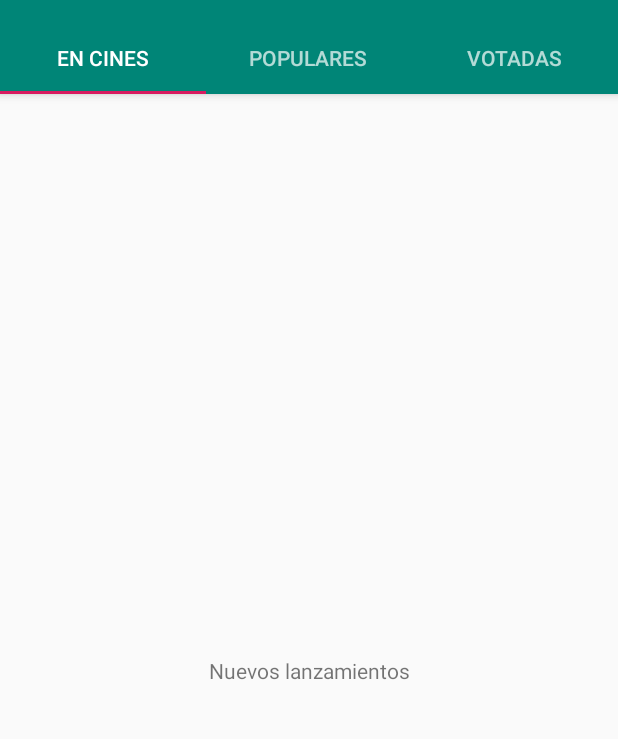
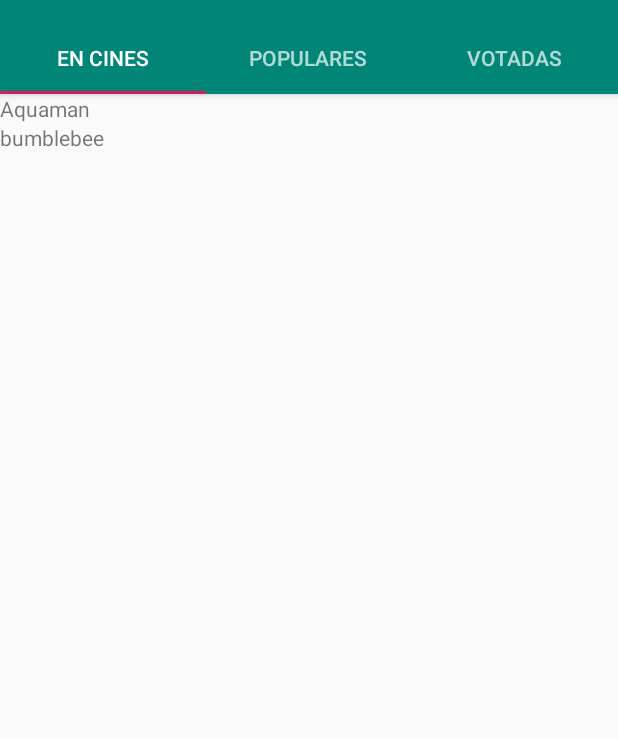
Before and after one commit to Alditho/MuMovie, an Android app: the screen it shows after launch (MainActivity), on a phone screen of 412 x 824 dp, the part 74-813 px from its top. Run offline under Robolectric (Android 15) with nearby library versions, the phone set to English and light mode, and no system bars.

Commit message:
Funciona recyclerview, se agrego modelo pelicula 24/12/2018

```diff
--- a/app/build.gradle
+++ b/app/build.gradle
@@ -28,6 +28,7 @@ dependencies {
     implementation 'com.android.support:appcompat-v7:28.0.0'
     implementation 'com.android.support:design:28.0.0'
     implementation 'com.android.support.constraint:constraint-layout:1.1.3'
+    implementation 'com.android.support:recyclerview-v7:28.0.0'
     testImplementation 'junit:junit:4.12'
     androidTestImplementation 'com.android.support.test:runner:1.0.2'
     androidTestImplementation 'com.android.support.test.espresso:espresso-core:3.0.2'
--- /dev/null
+++ b/app/src/main/java/com/acsoft/mumovie/Adapters/ReleaseAdapter.kt
@@ -0,0 +1,44 @@
+package com.acsoft.mumovie.Adapters
+
+import android.content.Context
+import android.support.v7.widget.RecyclerView
+import android.view.LayoutInflater
+import android.view.View
+import android.view.ViewGroup
+import android.widget.TextView
+import com.acsoft.mumovie.POJO.Movie
+import com.acsoft.mumovie.R
+
+class ReleaseAdapter(var context: Context,items:ArrayList<Movie>): RecyclerView.Adapter<ReleaseAdapter.ViewHolder>() {
+
+
+    var items : ArrayList<Movie>? =null
+    init {
+        this.items = items
+    }
+
+    override fun onCreateViewHolder(parent: ViewGroup, viewType: Int): ReleaseAdapter.ViewHolder {
+        val view = LayoutInflater.from(context).inflate(R.layout.template_release,parent,false)
+        val  viewHolder = ViewHolder(view)
+        return  viewHolder
+    }
+
+    override fun getItemCount(): Int {
+        return items?.count()!!
+    }
+
+    override fun onBindViewHolder(holder: ViewHolder, position: Int) {
+        val item = items?.get(position)
+        holder.title?.text= item?.title.toString()
+    }
+
+
+    class  ViewHolder(view:View): RecyclerView.ViewHolder(view){
+        var view = view
+        var title:TextView? = null
+
+        init {
+            title = view.findViewById(R.id.textView)
+        }
+    }
+}
--- /dev/null
+++ b/app/src/main/java/com/acsoft/mumovie/POJO/Movie.kt
@@ -0,0 +1,11 @@
+package com.acsoft.mumovie.POJO
+
+class Movie(id:Int,title:String) {
+
+    var id = 0
+    var title = ""
+    init {
+        this.id = id
+        this.title = title
+    }
+}
--- a/app/src/main/java/com/acsoft/mumovie/ReleaseFragment.kt
+++ b/app/src/main/java/com/acsoft/mumovie/ReleaseFragment.kt
@@ -2,14 +2,40 @@ package com.acsoft.mumovie
 
 import android.os.Bundle
 import android.support.v4.app.Fragment
+import android.support.v7.widget.LinearLayoutManager
+import android.support.v7.widget.RecyclerView
 import android.view.LayoutInflater
 import android.view.View
 import android.view.ViewGroup
+import com.acsoft.mumovie.Adapters.ReleaseAdapter
+import com.acsoft.mumovie.POJO.Movie
 
 class ReleaseFragment : Fragment() {
 
+    var list:RecyclerView? = null
+    var adapter:ReleaseAdapter? = null
+    var layoutManager:RecyclerView.LayoutManager? = null
+
     override fun onCreateView(inflater: LayoutInflater, container: ViewGroup?, savedInstanceState: Bundle?): View? {
-        return inflater.inflate(R.layout.fragment_release,container,false)
+        val view: View = inflater!!.inflate(R.layout.fragment_release,container,false)
+
+
+        val releaseList = ArrayList<Movie>()
+
+        releaseList.add(Movie(1,"Aquaman"))
+        releaseList.add(Movie(2,"bumblebee"))
+
+        list = view.findViewById(R.id.recyclerviewRelease)
+        list?.setHasFixedSize(true)
+
+        layoutManager = LinearLayoutManager(view.context)
+        list?.layoutManager = layoutManager
+
+        adapter = ReleaseAdapter(view.context,releaseList)
+        list?.adapter = adapter
+
+        return view
         //return super.onCreateView(inflater, container, savedInstanceState)
+
     }
 }
--- a/app/src/main/res/layout/fragment_release.xml
+++ b/app/src/main/res/layout/fragment_release.xml
@@ -1,19 +1,14 @@
 <?xml version="1.0" encoding="utf-8"?>
-<android.support.constraint.ConstraintLayout
+<LinearLayout
      xmlns:android="http://schemas.android.com/apk/res/android"
      xmlns:app="http://schemas.android.com/apk/res-auto"
      xmlns:tools="http://schemas.android.com/tools"
      android:layout_width="match_parent"
      android:layout_height="match_parent">
 
-    <TextView
-            android:text="Nuevos lanzamientos"
-            android:layout_width="wrap_content"
-            android:layout_height="wrap_content"
-            android:id="@+id/textView"
-            app:layout_constraintTop_toTopOf="parent" app:layout_constraintBottom_toBottomOf="parent"
-            app:layout_constraintEnd_toEndOf="parent" android:layout_marginEnd="8dp"
-            app:layout_constraintStart_toStartOf="parent" android:layout_marginStart="8dp"/>
 
-
-</android.support.constraint.ConstraintLayout>
+    <android.support.v7.widget.RecyclerView
+            android:id="@+id/recyclerviewRelease"
+            android:layout_width="match_parent"
+            android:layout_height="match_parent"/>
+</LinearLayout>
--- /dev/null
+++ b/app/src/main/res/layout/template_release.xml
@@ -0,0 +1,12 @@
+<?xml version="1.0" encoding="utf-8"?>
+<LinearLayout xmlns:android="http://schemas.android.com/apk/res/android"
+              android:orientation="vertical"
+              android:layout_width="match_parent"
+              android:layout_height="wrap_content">
+
+    <TextView
+            android:id="@+id/textView"
+            android:text="TextView"
+            android:layout_width="match_parent"
+            android:layout_height="wrap_content"/>
+</LinearLayout>
```
